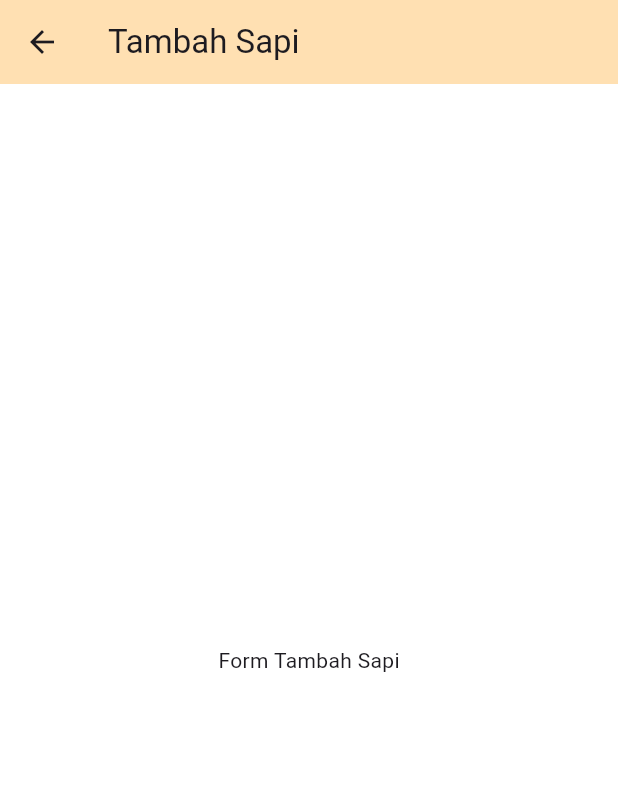
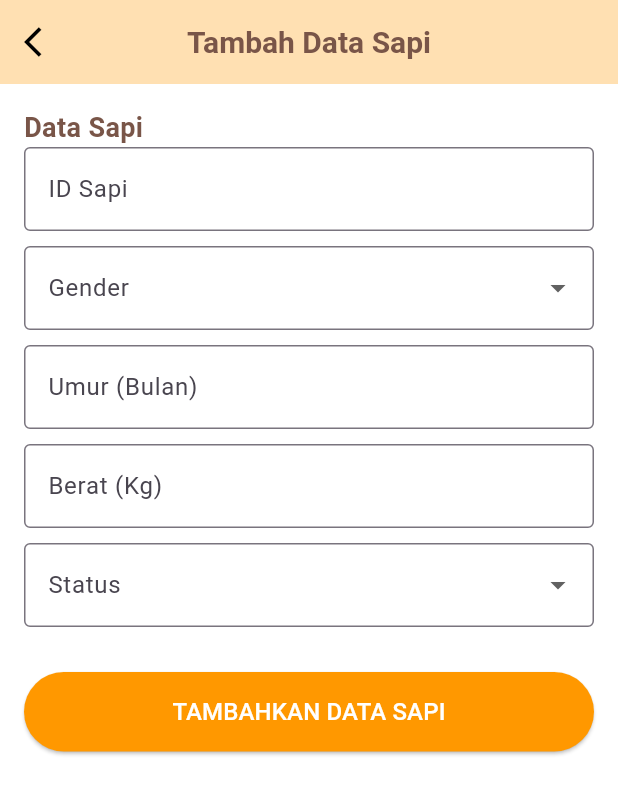
Before and after one commit to MaedaKenji/Protel-ternaknesia, a Flutter app: the TambahSapiPage screen opened directly, on a phone screen of 412 x 824 dp. Shown: the top 794 px of the screen. Run offline on Flutter 3.47's test engine with Material 3 defaults, Android fonts, the phone set to English and light mode, and no system bars; our stand-ins replace fl_chart; network calls fail.

Commit message:
semua kerangka page dah jadi

```diff
--- a/lib/screens/datapage.dart
+++ b/lib/screens/datapage.dart
@@ -1,6 +1,8 @@
 import 'package:flutter/material.dart';
+import 'package:ternaknesia/screens/nambahsapi.dart';
 import 'package:ternaknesia/screens/datasapipage.dart';
 
+// Data Page
 class DataPage extends StatelessWidget {
   const DataPage({Key? key}) : super(key: key);
 
@@ -167,65 +169,3 @@ class DataPage extends StatelessWidget {
     );
   }
 }
-
-// The detailed data page for each cow
-class DataSapiPage extends StatelessWidget {
-  final String id;
-  final String gender;
-  final String age;
-  final String healthStatus;
-
-  const DataSapiPage({
-    Key? key,
-    required this.id,
-    required this.gender,
-    required this.age,
-    required this.healthStatus,
-  }) : super(key: key);
-
-  @override
-  Widget build(BuildContext context) {
-    return Scaffold(
-      appBar: AppBar(
-        title: Text('Data Sapi $id'),
-        backgroundColor: Colors.orange[100],
-      ),
-      body: Padding(
-        padding: const EdgeInsets.all(16.0),
-        child: Column(
-          crossAxisAlignment: CrossAxisAlignment.start,
-          children: [
-            Text(
-              'ID Sapi: $id',
-              style: const TextStyle(fontSize: 20, fontWeight: FontWeight.bold),
-            ),
-            const SizedBox(height: 10),
-            Text('Kelamin: $gender'),
-            Text('Umur: $age'),
-            Text('Status Kesehatan: $healthStatus'),
-            const SizedBox(height: 20),
-            // Additional details and functionalities can be added here
-          ],
-        ),
-      ),
-    );
-  }
-}
-
-// The add new cow page
-class TambahSapiPage extends StatelessWidget {
-  const TambahSapiPage({Key? key}) : super(key: key);
-
-  @override
-  Widget build(BuildContext context) {
-    return Scaffold(
-      appBar: AppBar(
-        title: const Text('Tambah Sapi'),
-        backgroundColor: Colors.orange[100],
-      ),
-      body: Center(
-        child: const Text('Form Tambah Sapi'),
-      ),
-    );
-  }
-}
--- /dev/null
+++ b/lib/screens/nambahsapi.dart
@@ -0,0 +1,234 @@
+import 'package:flutter/material.dart';
+
+class TambahSapiPage extends StatefulWidget {
+  const TambahSapiPage({Key? key}) : super(key: key);
+
+  @override
+  State<TambahSapiPage> createState() => _TambahSapiPageState();
+}
+
+class _TambahSapiPageState extends State<TambahSapiPage> {
+  final _formKey = GlobalKey<FormState>();
+
+  // Controllers for the input fields
+  final TextEditingController _idController = TextEditingController();
+  final TextEditingController _ageController = TextEditingController();
+  final TextEditingController _weightController = TextEditingController();
+
+  String? _gender;
+  String? _status;
+
+  @override
+  void dispose() {
+    _idController.dispose();
+    _ageController.dispose();
+    _weightController.dispose();
+    super.dispose();
+  }
+
+  void _submitData() {
+    if (_formKey.currentState!.validate()) {
+      // Process data submission
+      _showSuccessDialog();
+    } else {
+      _showErrorDialog('Please check your inputs.');
+    }
+  }
+
+  void _showSuccessDialog() {
+    showDialog(
+      context: context,
+      builder: (context) {
+        return AlertDialog(
+          shape: RoundedRectangleBorder(
+            borderRadius: BorderRadius.circular(15),
+          ),
+          content: Column(
+            mainAxisSize: MainAxisSize.min,
+            children: const [
+              Icon(Icons.check_circle, size: 50, color: Colors.orange),
+              SizedBox(height: 10),
+              Text(
+                'DATA SAPI BERHASIL DITAMBAHKAN',
+                style: TextStyle(fontSize: 18, fontWeight: FontWeight.bold),
+                textAlign: TextAlign.center,
+              ),
+            ],
+          ),
+        );
+      },
+    ).then((_) {
+      Navigator.pop(context); // Go back after success
+    });
+  }
+
+  void _showErrorDialog(String message) {
+    showDialog(
+      context: context,
+      builder: (context) {
+        return AlertDialog(
+          shape: RoundedRectangleBorder(
+            borderRadius: BorderRadius.circular(15),
+          ),
+          content: Column(
+            mainAxisSize: MainAxisSize.min,
+            children: [
+              Icon(Icons.error, size: 50, color: Colors.red),
+              const SizedBox(height: 10),
+              Text(
+                'Gagal Menambah Data',
+                style:
+                    const TextStyle(fontSize: 18, fontWeight: FontWeight.bold),
+                textAlign: TextAlign.center,
+              ),
+              const SizedBox(height: 10),
+              Text(
+                message,
+                textAlign: TextAlign.center,
+              ),
+            ],
+          ),
+        );
+      },
+    );
+  }
+
+  String? _numericValidator(String? value) {
+    if (value == null || value.isEmpty) {
+      return 'Harap diisi';
+    }
+    final number = double.tryParse(value);
+    if (number == null) {
+      return 'Harus berupa angka';
+    }
+    return null;
+  }
+
+  @override
+  Widget build(BuildContext context) {
+    return Scaffold(
+      backgroundColor: Colors.white,
+      appBar: AppBar(
+        automaticallyImplyLeading: false,
+        backgroundColor: Colors.orange[100],
+        elevation: 0,
+        leading: IconButton(
+          icon: const Icon(Icons.arrow_back_ios, color: Colors.black),
+          onPressed: () => Navigator.pop(context),
+        ),
+        title: const Text(
+          'Tambah Data Sapi',
+          style: TextStyle(
+            color: Colors.brown,
+            fontWeight: FontWeight.bold,
+            fontSize: 20,
+          ),
+        ),
+        centerTitle: true,
+      ),
+      body: SingleChildScrollView(
+        padding: const EdgeInsets.all(16.0),
+        child: Form(
+          key: _formKey,
+          child: Column(
+            crossAxisAlignment: CrossAxisAlignment.start,
+            children: [
+              _sectionTitle('Data Sapi'),
+              _buildTextInput('ID Sapi', _idController),
+              const SizedBox(height: 10),
+              _buildDropdownInput('Gender', ['Betina', 'Jantan'], (value) {
+                setState(() {
+                  _gender = value;
+                });
+              }),
+              const SizedBox(height: 10),
+              _buildTextInput('Umur (Bulan)', _ageController, isNumeric: true),
+              const SizedBox(height: 10),
+              _buildTextInput('Berat (Kg)', _weightController, isNumeric: true),
+              const SizedBox(height: 10),
+              _buildDropdownInput('Status', ['Sehat', 'Sakit'], (value) {
+                setState(() {
+                  _status = value;
+                });
+              }),
+              const SizedBox(height: 30),
+              _buildSubmitButton(),
+            ],
+          ),
+        ),
+      ),
+    );
+  }
+
+  Widget _sectionTitle(String title) {
+    return Text(
+      title,
+      style: const TextStyle(
+        fontSize: 18,
+        fontWeight: FontWeight.bold,
+        color: Colors.brown,
+      ),
+    );
+  }
+
+  Widget _buildTextInput(String label, TextEditingController controller,
+      {bool isNumeric = false}) {
+    return TextFormField(
+      controller: controller,
+      keyboardType: isNumeric ? TextInputType.number : TextInputType.text,
+      decoration: InputDecoration(
+        labelText: label,
+        border: const OutlineInputBorder(),
+      ),
+      validator: isNumeric
+          ? _numericValidator
+          : (value) {
+              if (value == null || value.isEmpty) {
+                return 'Harap diisi';
+              }
+              return null;
+            },
+    );
+  }
+
+  Widget _buildDropdownInput(
+      String label, List<String> items, ValueChanged<String?> onChanged) {
+    return DropdownButtonFormField<String>(
+      decoration: InputDecoration(
+        labelText: label,
+        border: const OutlineInputBorder(),
+      ),
+      value: label == 'Gender' ? _gender : _status,
+      onChanged: onChanged,
+      items: items.map((String item) {
+        return DropdownMenuItem<String>(
+          value: item,
+          child: Text(item),
+        );
+      }).toList(),
+      validator: (value) {
+        if (value == null || value.isEmpty) {
+          return 'Pilih $label';
+        }
+        return null;
+      },
+    );
+  }
+
+  Widget _buildSubmitButton() {
+    return SizedBox(
+      width: double.infinity,
+      child: ElevatedButton(
+        onPressed: _submitData,
+        style: ElevatedButton.styleFrom(
+          backgroundColor: Colors.orange,
+          padding: const EdgeInsets.symmetric(vertical: 15.0),
+        ),
+        child: const Text(
+          'TAMBAHKAN DATA SAPI',
+          style: TextStyle(fontSize: 16, color: Colors.white),
+        ),
+      ),
+    );
+  }
+}
```
